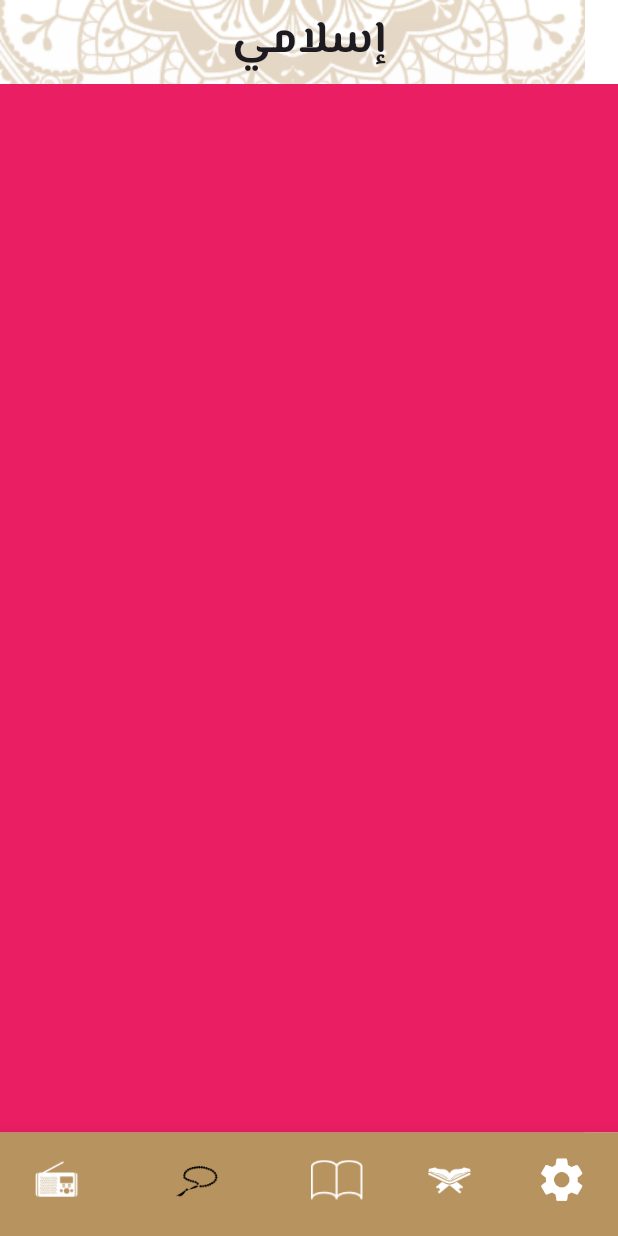
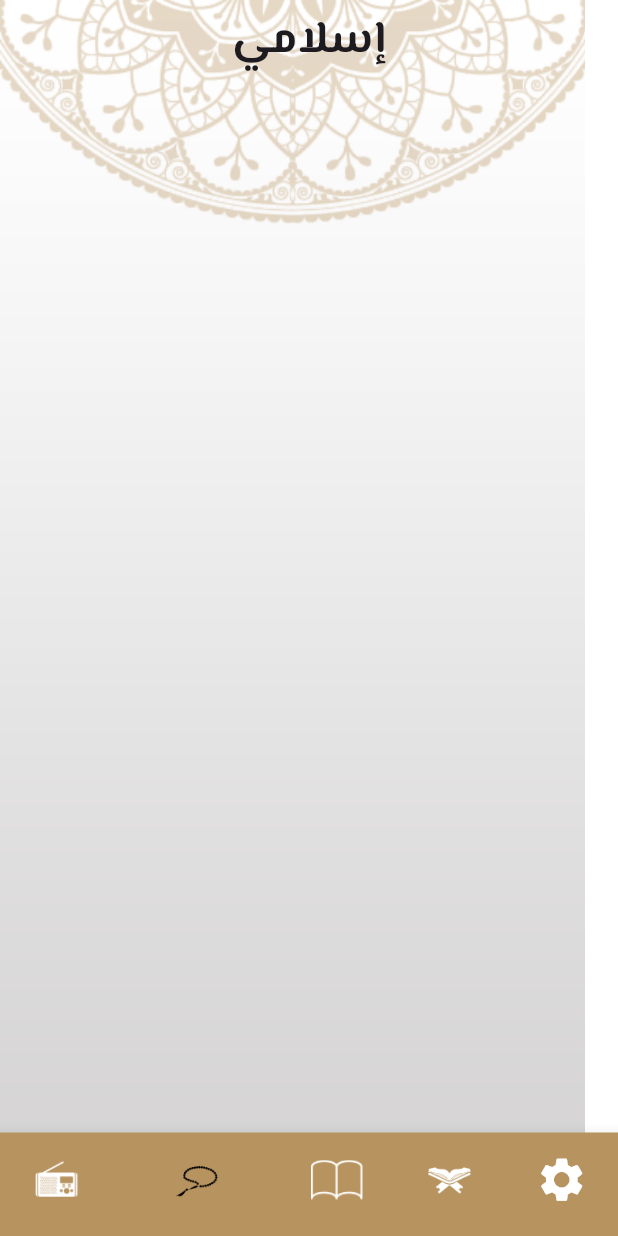
Before and after one commit to shahdtahaa/IslamiApp, a Flutter app: the screen it shows after launch, item 2 of the bottom bar chosen, on a phone screen of 412 x 824 dp. Run offline on Flutter 3.47's test engine with Material 3 defaults, Android fonts, the light colour scheme and no system bars; our stand-ins replace google_fonts.

Commit message:
quran tab

```diff
--- a/lib/Home/tabs/quran.dart
+++ b/lib/Home/tabs/quran.dart
@@ -257,7 +257,7 @@ class QuranTab extends StatelessWidget {
         Row(
           children: [
             Expanded(
-              child: Text('اسم السورة',
+              child: Text('عدد الآيات ',
                   style: GoogleFonts.elMessiri(
                       fontWeight: FontWeight.w600, fontSize: 25),
                   textAlign: TextAlign.center),
@@ -268,7 +268,7 @@ class QuranTab extends StatelessWidget {
               color: Color(0xFFB7935F),
             ),
             Expanded(
-              child: Text('عدد الآيات',
+              child: Text('اسم السورة',
                   style: GoogleFonts.elMessiri(
                       fontWeight: FontWeight.w600, fontSize: 25),
                   textAlign: TextAlign.center),
--- a/lib/Home/tabs/sebha.dart
+++ b/lib/Home/tabs/sebha.dart
@@ -6,8 +6,8 @@ class SebhaTab extends StatelessWidget {
 
   @override
   Widget build(BuildContext context) {
-    return Container(
-        color:Colors.pink
+    return Stack(
+
     );
   }
 }
```
